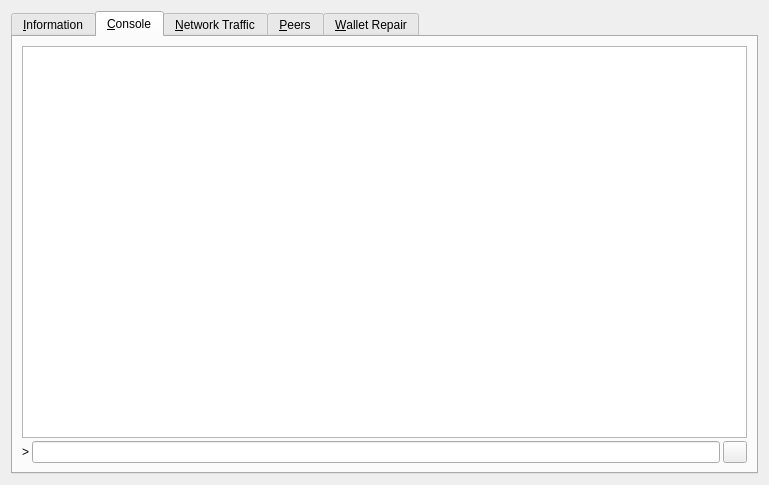
Qt form src/qt/forms/rpcconsole.ui (LUX-Core/lux) before a commit.
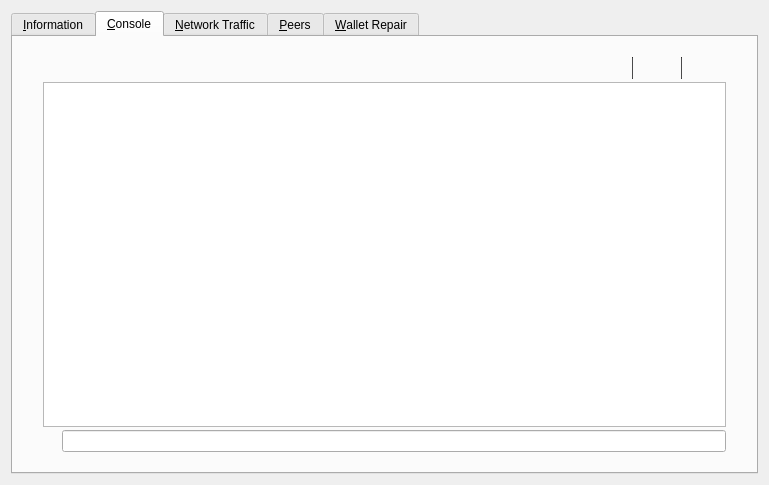
The same form after that commit. The open tabs and pages were chosen to show the change. Icons and pictures are not drawn. Custom widgets are drawn as their Qt base class.

Patch:
```diff
--- a/src/qt/forms/rpcconsole.ui
+++ b/src/qt/forms/rpcconsole.ui
@@ -365,6 +365,136 @@
        <property name="spacing">
         <number>3</number>
        </property>
+       <property name="leftMargin">
+        <number>30</number>
+       </property>
+       <property name="topMargin">
+        <number>20</number>
+       </property>
+       <property name="rightMargin">
+        <number>30</number>
+       </property>
+       <property name="bottomMargin">
+        <number>20</number>
+       </property>
+       <item>
+        <layout class="QHBoxLayout" name="horizontalLayout">
+         <property name="spacing">
+          <number>4</number>
+         </property>
+         <item>
+          <spacer name="horizontalSpacer">
+           <property name="orientation">
+            <enum>Qt::Horizontal</enum>
+           </property>
+           <property name="sizeHint" stdset="0">
+            <size>
+             <width>40</width>
+             <height>20</height>
+            </size>
+           </property>
+          </spacer>
+         </item>
+         <item>
+          <widget class="QPushButton" name="fontSmallerButton">
+           <property name="toolTip">
+            <string>Decrease font size</string>
+           </property>
+           <property name="text">
+            <string/>
+           </property>
+           <property name="icon">
+            <iconset resource="../lux.qrc">
+             <normaloff>:/icons/fontsmaller</normaloff>:/icons/fontsmaller</iconset>
+           </property>
+           <property name="autoDefault">
+            <bool>false</bool>
+           </property>
+           <property name="flat">
+            <bool>true</bool>
+           </property>
+          </widget>
+         </item>
+         <item>
+          <widget class="Line" name="vLine">
+           <property name="maximumSize">
+            <size>
+             <width>1</width>
+             <height>22</height>
+            </size>
+           </property>
+           <property name="styleSheet">
+            <string notr="true">QFrame{ background: #404041; }</string>
+           </property>
+           <property name="orientation">
+            <enum>Qt::Vertical</enum>
+           </property>
+          </widget>
+         </item>
+         <item>
+          <widget class="QPushButton" name="fontBiggerButton">
+           <property name="toolTip">
+            <string>Increase font size</string>
+           </property>
+           <property name="text">
+            <string/>
+           </property>
+           <property name="icon">
+            <iconset resource="../lux.qrc">
+             <normaloff>:/icons/fontbigger</normaloff>:/icons/fontbigger</iconset>
+           </property>
+           <property name="autoDefault">
+            <bool>false</bool>
+           </property>
+           <property name="flat">
+            <bool>true</bool>
+           </property>
+          </widget>
+         </item>
+         <item>
+          <widget class="Line" name="vLine2">
+           <property name="maximumSize">
+            <size>
+             <width>1</width>
+             <height>22</height>
+            </size>
+           </property>
+           <property name="styleSheet">
+            <string notr="true">QFrame{ background: #404041; }</string>
+           </property>
+           <property name="orientation">
+            <enum>Qt::Vertical</enum>
+           </property>
+          </widget>
+         </item>
+         <item>
+          <widget class="QPushButton" name="clearButton">
+           <property name="toolTip">
+            <string>Clear console</string>
+           </property>
+           <property name="layoutDirection">
+            <enum>Qt::LeftToRight</enum>
+           </property>
+           <property name="text">
+            <string/>
+           </property>
+           <property name="icon">
+            <iconset resource="../lux.qrc">
+             <normaloff>:/icons/remove</normaloff>:/icons/remove</iconset>
+           </property>
+           <property name="shortcut">
+            <string notr="true">Ctrl+L</string>
+           </property>
+           <property name="autoDefault">
+            <bool>false</bool>
+           </property>
+           <property name="flat">
+            <bool>true</bool>
+           </property>
+          </widget>
+         </item>
+        </layout>
+       </item>
        <item>
         <widget class="QTextEdit" name="messagesWidget">
          <property name="minimumSize">
@@ -385,25 +515,18 @@
         </widget>
        </item>
        <item>
-        <layout class="QHBoxLayout" name="horizontalLayout">
+        <layout class="QHBoxLayout" name="horizontalLayoutPrompt">
          <property name="spacing">
           <number>3</number>
          </property>
          <item>
-          <widget class="QLabel" name="label">
-           <property name="text">
-            <string notr="true">&gt;</string>
+          <widget class="QPushButton" name="promptIcon">
+           <property name="enabled">
+            <bool>false</bool>
            </property>
-          </widget>
-         </item>
-         <item>
-          <widget class="QLineEdit" name="lineEdit"/>
-         </item>
-         <item>
-          <widget class="QPushButton" name="clearButton">
            <property name="maximumSize">
             <size>
-             <width>24</width>
+             <width>16</width>
              <height>24</height>
             </size>
            </property>
@@ -417,11 +540,24 @@
             <iconset resource="../lux.qrc">
              <normaloff>:/icons/remove</normaloff>:/icons/remove</iconset>
            </property>
-           <property name="shortcut">
-            <string notr="true">Ctrl+L</string>
+           <property name="iconSize">
+            <size>
+             <width>14</width>
+             <height>14</height>
+            </size>
            </property>
            <property name="autoDefault">
             <bool>false</bool>
+           </property>
+           <property name="flat">
+            <bool>true</bool>
+           </property>
+          </widget>
+         </item>
+         <item>
+          <widget class="QLineEdit" name="lineEdit">
+           <property name="placeholderText">
+            <string/>
            </property>
           </widget>
          </item>
```
Left out of the diff: 6 changed lines with no effect on the pictures.
